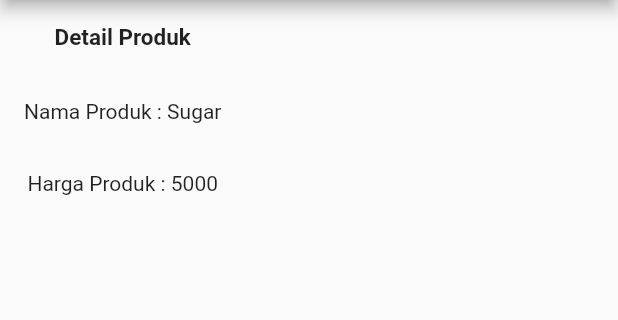
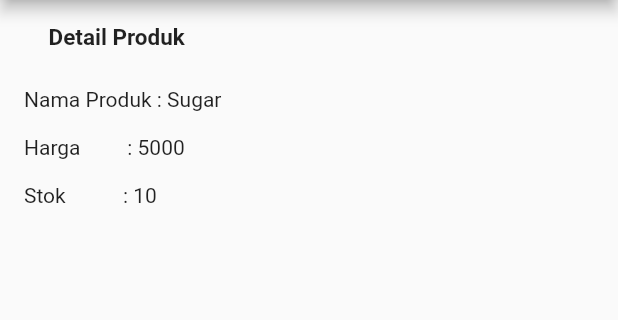
Before and after one commit to sellauno/belanja, a Flutter app: the screen it shows after launch, after a tap on "Sugar", on a phone screen of 412 x 824 dp, the part 84-404 px from its top. Run offline on Flutter 3.47's test engine with Material 2 defaults, Android fonts, the phone set to English and light mode, and no system bars.

Commit message:
Ubah align ItemPage

```diff
--- a/lib/models/item.dart
+++ b/lib/models/item.dart
@@ -1,6 +1,7 @@
 class Item{
   String name;
   int price;
+  int stok;
 
-  Item({this.name, this.price});
+  Item({this.name, this.price, this.stok});
 }
--- a/lib/pages/home_page.dart
+++ b/lib/pages/home_page.dart
@@ -4,14 +4,12 @@ import 'package:flutter/material.dart';
 
 class HomePage extends StatelessWidget{
   final List<Item> items = [
-    Item(name: 'Sugar', price: 5000),
-    Item(name: 'Salt', price: 2000)
+    Item(name: 'Sugar', price: 5000, stok: 10),
+    Item(name: 'Salt', price: 2000, stok: 5),
+    Item(name: 'Tea', price: 3500, stok: 10),
+    Item(name: 'Coffee', price: 5000, stok: 8),
   ];
   @override
-  //Text(
-  //             "Daftar Produk",
-  //             style: TextStyle(fontWeight: FontWeight.bold, fontSize: 15),
-  //           ),
   Widget build(BuildContext context){
     return Scaffold(
       appBar: AppBar(title: Text("Belanja Apps"),),
--- a/lib/pages/item_page.dart
+++ b/lib/pages/item_page.dart
@@ -8,6 +8,7 @@ class ItemPage extends StatelessWidget {
     final Item itemArgs = ModalRoute.of(context).settings.arguments;
     final String itemName = itemArgs.name.toString();
     final String itemPrice = itemArgs.price.toString();
+    final String itemStok = itemArgs.stok.toString();
 
     return Scaffold(
       appBar: AppBar(
@@ -25,19 +26,28 @@ class ItemPage extends StatelessWidget {
             ),
           ),
           Column(
+            mainAxisAlignment: MainAxisAlignment.start,
+            crossAxisAlignment: CrossAxisAlignment.start,
             children: [
               Container(
-                margin: EdgeInsets.all(8),
+                margin: EdgeInsets.only(left: 8),
                 padding: EdgeInsets.all(8),
                 child: Text(
                   "Nama Produk : $itemName",
                 ),
               ),
               Container(
-                margin: EdgeInsets.all(8),
+                margin: EdgeInsets.only(left: 8),
                 padding: EdgeInsets.all(8),
                 child: Text(
-                  "Harga Produk : $itemPrice",
+                  "Harga         : $itemPrice",
+                ),
+              ),
+              Container(
+                margin: EdgeInsets.only(left: 8),
+                padding: EdgeInsets.all(8),
+                child: Text(
+                  "Stok           : $itemStok",
                 ),
               ),
             ],
```
